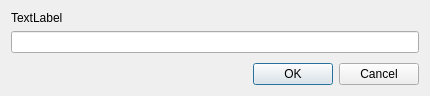
Old version of the form csavetm.ui in the repository PavelMr/skytechx.
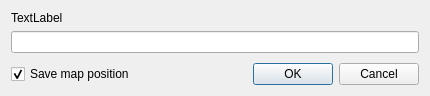
New version of the form.

```diff
--- a/csavetm.ui
+++ b/csavetm.ui
@@ -41,6 +41,16 @@
      </item>
      <item>
       <layout class="QHBoxLayout" name="horizontalLayout">
+       <item>
+        <widget class="QCheckBox" name="checkBox">
+         <property name="text">
+          <string>Save map position</string>
+         </property>
+         <property name="checked">
+          <bool>true</bool>
+         </property>
+        </widget>
+       </item>
        <item>
         <spacer name="horizontalSpacer">
          <property name="orientation">
```
